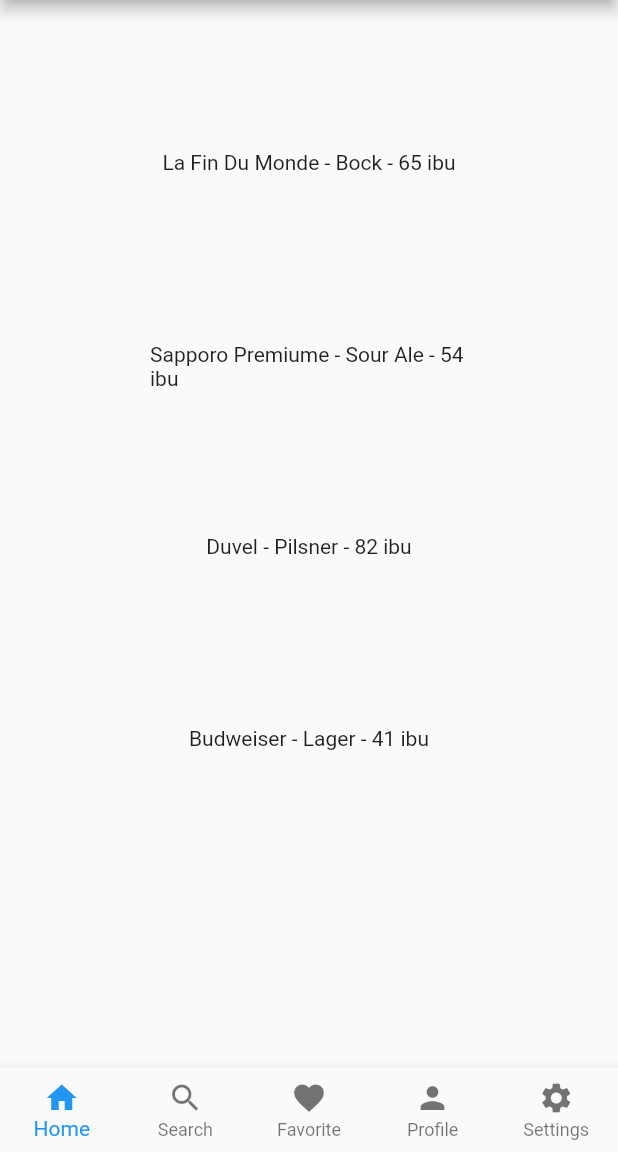
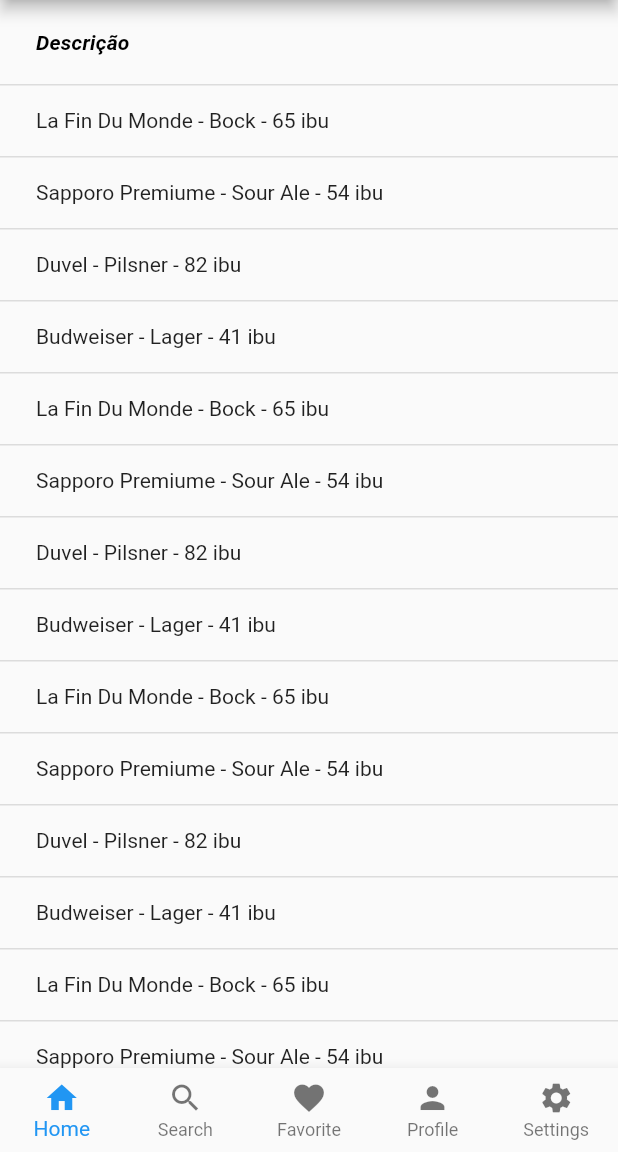
Before and after one commit to CharlesEdu07/Atividade4POO, a Flutter app: the screen it shows after launch, on a phone screen of 412 x 824 dp, the part 84-1236 px from its top. Run offline on Flutter 3.47's test engine with Material 2 defaults, Android fonts, the phone set to English and light mode, and no system bars.

Commit message:
Adicionando dados em tabelas

```diff
--- a/lib/components/list_drinks.dart
+++ b/lib/components/list_drinks.dart
@@ -7,11 +7,51 @@ class ListDrinks extends StatelessWidget {
 
   @override
   Widget build(BuildContext context) {
-    return Column(
-        children: drinks.map((drink) {
-      return Expanded(
-        child: Text(drink.description),
-      );
-    }).toList());
+    return SizedBox(
+        child: drinks.isEmpty
+            ? Column(
+                children: <Widget>[
+                  const SizedBox(
+                    height: 20,
+                  ),
+                  const Text(
+                    'Nenhuma bebida cadastrada',
+                  ),
+                  const SizedBox(
+                    height: 20,
+                  ),
+                  SizedBox(
+                    height: 200,
+                    child: Image.asset(
+                      'assets/images/waiting.png',
+                      fit: BoxFit.cover,
+                    ),
+                  ),
+                ],
+              )
+            : ListView(
+              children: [ DataTable(
+                  columns: const <DataColumn>[
+                    DataColumn(
+                      label: Text(
+                        'Descrição',
+                        style: TextStyle(
+                          fontStyle: FontStyle.italic,
+                          fontWeight: FontWeight.bold,
+                        ),
+                      ),
+                    ),
+                  ],
+                  rows: drinks.map((drink) {
+                    return DataRow(
+                      cells: <DataCell>[
+                        DataCell(Text(drink.description)),
+                      ],
+                    );
+                  }).toList(),
+                ),
+              ],
+            ));
+
   }
 }
--- a/lib/main.dart
+++ b/lib/main.dart
@@ -34,6 +34,34 @@ class _MyHomePageState extends State<MyHomePage> {
     Drink(description: "Sapporo Premiume - Sour Ale - 54 ibu"),
     Drink(description: "Duvel - Pilsner - 82 ibu"),
     Drink(description: "Budweiser - Lager - 41 ibu"),
+    Drink(description: "La Fin Du Monde - Bock - 65 ibu"),
+    Drink(description: "Sapporo Premiume - Sour Ale - 54 ibu"),
+    Drink(description: "Duvel - Pilsner - 82 ibu"),
+    Drink(description: "Budweiser - Lager - 41 ibu"),
+    Drink(description: "La Fin Du Monde - Bock - 65 ibu"),
+    Drink(description: "Sapporo Premiume - Sour Ale - 54 ibu"),
+    Drink(description: "Duvel - Pilsner - 82 ibu"),
+    Drink(description: "Budweiser - Lager - 41 ibu"),
+    Drink(description: "La Fin Du Monde - Bock - 65 ibu"),
+    Drink(description: "Sapporo Premiume - Sour Ale - 54 ibu"),
+    Drink(description: "Duvel - Pilsner - 82 ibu"),
+    Drink(description: "Budweiser - Lager - 41 ibu"),
+    Drink(description: "La Fin Du Monde - Bock - 65 ibu"),
+    Drink(description: "Sapporo Premiume - Sour Ale - 54 ibu"),
+    Drink(description: "Duvel - Pilsner - 82 ibu"),
+    Drink(description: "Budweiser - Lager - 41 ibu"),
+    Drink(description: "La Fin Du Monde - Bock - 65 ibu"),
+    Drink(description: "Sapporo Premiume - Sour Ale - 54 ibu"),
+    Drink(description: "Duvel - Pilsner - 82 ibu"),
+    Drink(description: "Budweiser - Lager - 41 ibu"),
+    Drink(description: "La Fin Du Monde - Bock - 65 ibu"),
+    Drink(description: "Sapporo Premiume - Sour Ale - 54 ibu"),
+    Drink(description: "Duvel - Pilsner - 82 ibu"),
+    Drink(description: "Budweiser - Lager - 41 ibu"),
+    Drink(description: "La Fin Du Monde - Bock - 65 ibu"),
+    Drink(description: "Sapporo Premiume - Sour Ale - 54 ibu"),
+    Drink(description: "Duvel - Pilsner - 82 ibu"),
+    Drink(description: "Budweiser - Lager - 41 ibu"),
   ];
 
   final _buttons = [
@@ -60,12 +88,7 @@ class _MyHomePageState extends State<MyHomePage> {
         title: const Text('Dicas'),
         backgroundColor: _appBarColor,
       ),
-      body: Center(
-        child: Container(
-          margin: EdgeInsets.all(100),
-          child: ListDrinks(drinks: _drinks),
-        ),
-      ),
+      body: ListDrinks(drinks: _drinks),
       bottomNavigationBar: BottomNavbarItems(buttons: _buttons),
     );
   }
--- a/pubspec.yaml
+++ b/pubspec.yaml
@@ -60,7 +60,8 @@ flutter:
 
   # To add assets to your application, add an assets section, like this:
   # assets:
-  #   - images/a_dot_burr.jpeg
+  assets:
+    - assets\images\waiting.png
   #   - images/a_dot_ham.jpeg
 
   # An image asset can refer to one or more resolution-specific "variants", see
```
Also changed, not shown: assets/images/waiting.png (added).
